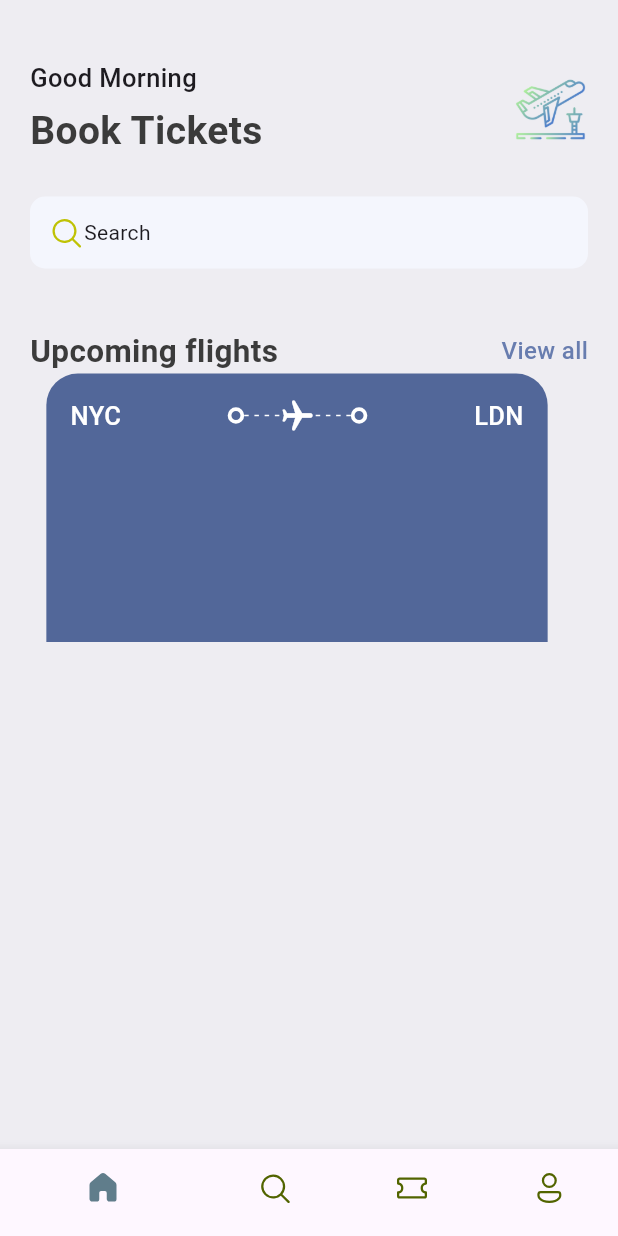
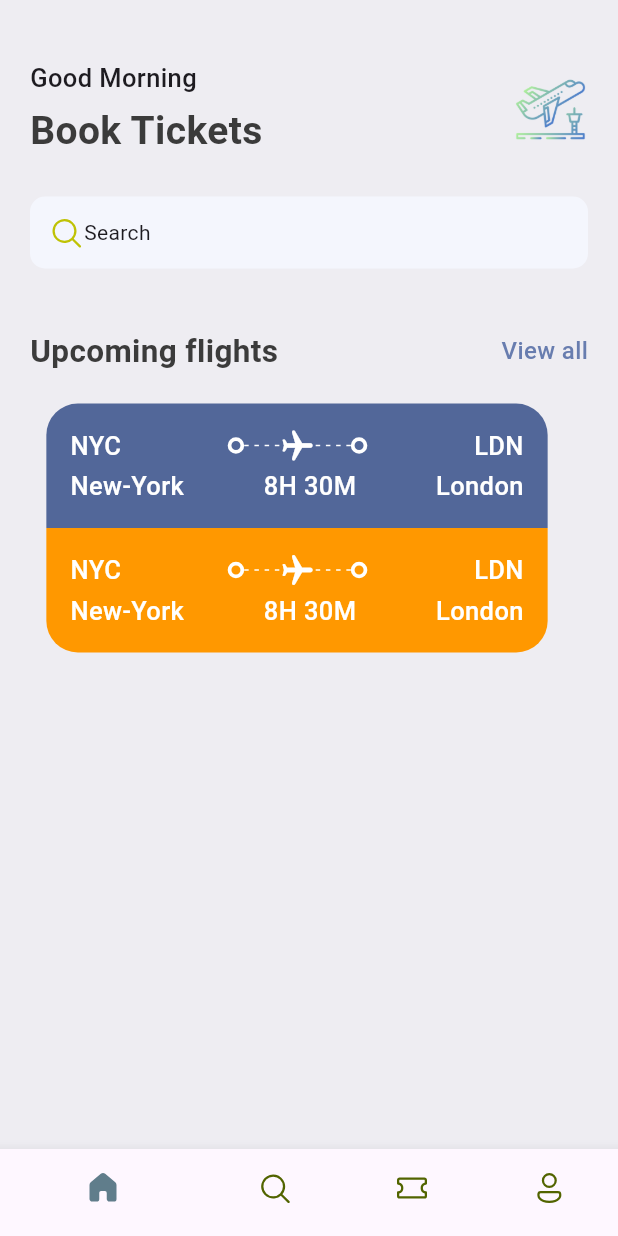
Before and after one commit to Isedin/flight_ticketing_app, a Flutter app: the screen it shows after launch, on a phone screen of 412 x 824 dp. Run offline on Flutter 3.47's test engine with Material 3 defaults, Android fonts, the phone set to English and light mode, and no system bars; our stand-ins replace fluentui_icons.

Commit message:
feat: enhance TicketView layout with departure and arrival details

```diff
--- a/lib/base/widgets/ticket_view.dart
+++ b/lib/base/widgets/ticket_view.dart
@@ -14,6 +14,9 @@ class TicketView extends StatelessWidget {
       height: 179,
       child: Container(
         margin: EdgeInsets.only(right: 16),
+        child: Column(
+          children: [
+            Container(
               padding: EdgeInsets.all(16),
               decoration: BoxDecoration(
                 color: AppStyles.ticketBlue,
@@ -24,11 +27,14 @@ class TicketView extends StatelessWidget {
               ),
               child: Column(
                 children: [
+                  //Show departure and arrival with icons first line
                   Row(
                     children: [
                       Text(
                         "NYC",
-                  style: AppStyles.headlineStyle3.copyWith(color: Colors.white),
+                        style: AppStyles.headlineStyle3.copyWith(
+                          color: Colors.white,
+                        ),
                       ),
                       Expanded(child: Container()),
                       BigDot(),
@@ -55,9 +61,122 @@ class TicketView extends StatelessWidget {
                       Expanded(child: Container()),
                       Text(
                         "LDN",
-                  style: AppStyles.headlineStyle3.copyWith(color: Colors.white),
+                        style: AppStyles.headlineStyle3.copyWith(
+                          color: Colors.white,
+                        ),
                       ),
                     ],
+                  ),
+                  SizedBox(height: 3),
+                  // Show departure and arrival names wiht line
+                  Row(
+                    children: [
+                      Text(
+                        "New-York",
+                        style: AppStyles.headlineStyle3.copyWith(
+                          color: Colors.white,
+                        ),
+                      ),
+                      Expanded(child: Container()),
+                      Text(
+                        "8H 30M",
+                        style: AppStyles.headlineStyle3.copyWith(
+                          color: Colors.white,
+                        ),
+                      ),
+
+                      Expanded(child: Container()),
+                      Text(
+                        "London",
+                        style: AppStyles.headlineStyle3.copyWith(
+                          color: Colors.white,
+                        ),
+                      ),
+                    ],
+                  ),
+                ],
+              ),
+            ),
+            Container(
+              padding: EdgeInsets.all(16),
+              decoration: BoxDecoration(
+                color: Colors.orange,
+                borderRadius: BorderRadius.only(
+                  bottomLeft: Radius.circular(21),
+                  bottomRight: Radius.circular(21),
+                ),
+              ),
+              child: Column(
+                children: [
+                  //Show departure and arrival with icons first line
+                  Row(
+                    children: [
+                      Text(
+                        "NYC",
+                        style: AppStyles.headlineStyle3.copyWith(
+                          color: Colors.white,
+                        ),
+                      ),
+                      Expanded(child: Container()),
+                      BigDot(),
+                      Expanded(
+                        child: Stack(
+                          children: [
+                            SizedBox(
+                              height: 24,
+                              child: AppLayoutBuilderWidget(randomDevider: 6),
+                            ),
+                            Center(
+                              child: Transform.rotate(
+                                angle: 1.57,
+                                child: Icon(
+                                  Icons.local_airport_rounded,
+                                  color: Colors.white,
+                                ),
+                              ),
+                            ),
+                          ],
+                        ),
+                      ),
+                      BigDot(),
+                      Expanded(child: Container()),
+                      Text(
+                        "LDN",
+                        style: AppStyles.headlineStyle3.copyWith(
+                          color: Colors.white,
+                        ),
+                      ),
+                    ],
+                  ),
+                  SizedBox(height: 3),
+                  // Show departure and arrival names wiht line
+                  Row(
+                    children: [
+                      Text(
+                        "New-York",
+                        style: AppStyles.headlineStyle3.copyWith(
+                          color: Colors.white,
+                        ),
+                      ),
+                      Expanded(child: Container()),
+                      Text(
+                        "8H 30M",
+                        style: AppStyles.headlineStyle3.copyWith(
+                          color: Colors.white,
+                        ),
+                      ),
+
+                      Expanded(child: Container()),
+                      Text(
+                        "London",
+                        style: AppStyles.headlineStyle3.copyWith(
+                          color: Colors.white,
+                        ),
+                      ),
+                    ],
+                  ),
+                ],
+              ),
             ),
           ],
         ),
--- a/lib/screens/home_screen.dart
+++ b/lib/screens/home_screen.dart
@@ -67,6 +67,7 @@ class HomeScreen extends StatelessWidget {
                   bigText: "Upcoming flights",
                   smallText: "View all",
                 ),
+                const SizedBox(height: 20),
                 TicketView(),
               ],
             ),
```
Lines whose indentation alone changed are shown as unchanged.
